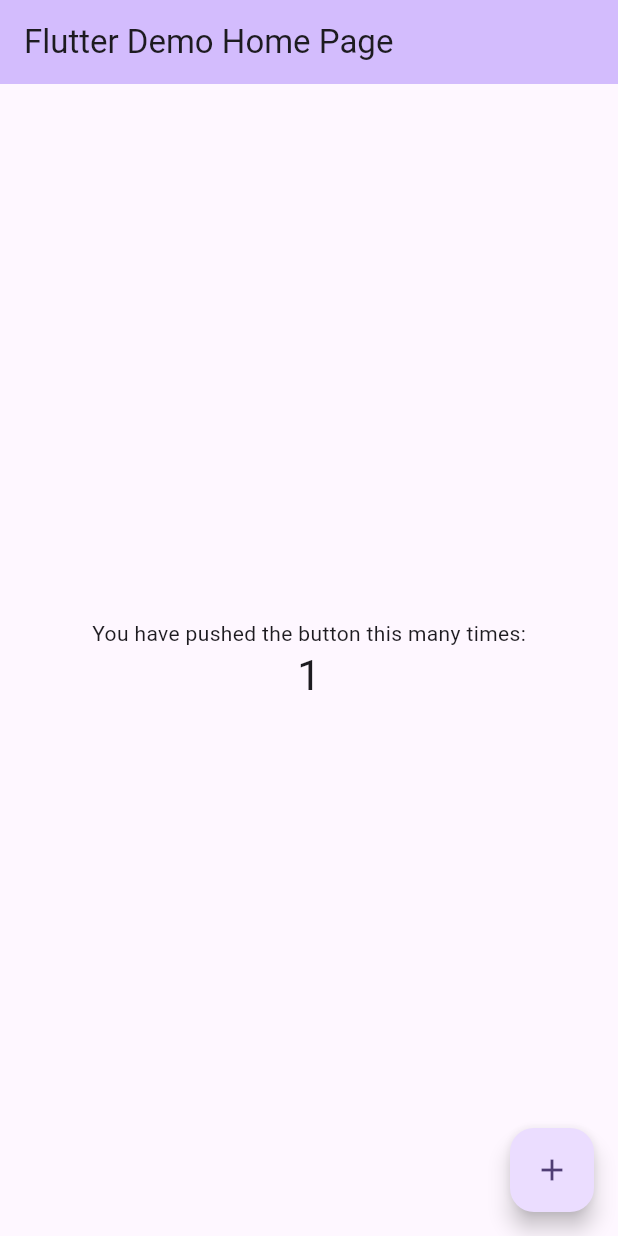
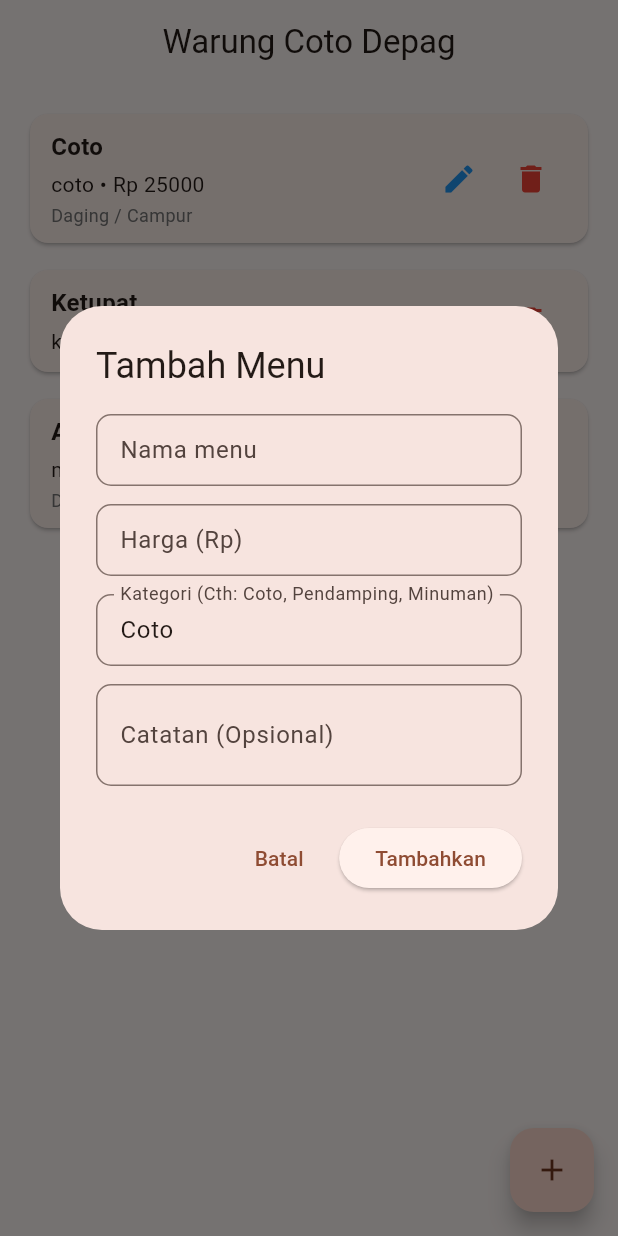
Before and after one commit to cfarreltanmel/VisualProgramming-AFL2-ChristianFarrelTanmel-2086022510011, a Flutter app: the screen it shows after launch, after a tap on the "add" icon, on a phone screen of 412 x 824 dp. Run offline on Flutter 3.47's test engine with Material 3 defaults, Android fonts, the phone set to English and light mode, and no system bars; our stand-ins replace shared_preferences.

Commit message:
view, viewmodel, core: Added menu_screen to display the menu list. Hoisted 3 widgets to follow SRP. added menu_viewmodel to handle the state logics. added genuinely shared constants and themes inside core so app name, storagekey, and theming is consistent.

```diff
--- a/lib/core/core.dart
+++ b/lib/core/core.dart
@@ -0,0 +1,27 @@
+import 'package:flutter/material.dart';
+
+class AppConstants {
+  static const String appName = 'Warung Coto Depag';
+  static const String storageKey = 'warung_coto_menus';
+}
+
+class AppTheme {
+  static ThemeData get lightTheme {
+    return ThemeData(
+      useMaterial3: true,
+      colorSchemeSeed: Colors.brown,
+      appBarTheme: const AppBarTheme(centerTitle: true, elevation: 0),
+      cardTheme: CardThemeData(
+        elevation: 1,
+        shape: RoundedRectangleBorder(borderRadius: BorderRadius.circular(12)),
+      ),
+      inputDecorationTheme: InputDecorationTheme(
+        border: OutlineInputBorder(borderRadius: BorderRadius.circular(10)),
+        contentPadding: const EdgeInsets.symmetric(
+          horizontal: 12,
+          vertical: 10,
+        ),
+      ),
+    );
+  }
+}
--- a/lib/main.dart
+++ b/lib/main.dart
@@ -1,122 +1,33 @@
 import 'package:flutter/material.dart';
 
+import 'core/core.dart';
+import 'data/repositories/menu_repository_impl.dart';
+import 'data/services/menu_service.dart';
+import 'viewmodels/menu_viewmodel.dart';
+import 'views/menu_screen.dart';
+
 void main() {
-  runApp(const MyApp());
+  WidgetsFlutterBinding.ensureInitialized();
+
+  final menuService = MenuService();
+  final menuRepository = MenuRepositoryImpl(menuService);
+  final menuViewModel = MenuViewModel(menuRepository)..loadMenus();
+
+  runApp(WarungCotoApp(viewModel: menuViewModel));
 }
 
-class MyApp extends StatelessWidget {
-  const MyApp({super.key});
+class WarungCotoApp extends StatelessWidget {
+  final MenuViewModel viewModel;
 
-  // This widget is the root of your application.
+  const WarungCotoApp({super.key, required this.viewModel});
+
   @override
   Widget build(BuildContext context) {
     return MaterialApp(
-      title: 'Flutter Demo',
-      theme: ThemeData(
-        // This is the theme of your application.
-        //
-        // TRY THIS: Try running your application with "flutter run". You'll see
-        // the application has a purple toolbar. Then, without quitting the app,
-        // try changing the seedColor in the colorScheme below to Colors.green
-        // and then invoke "hot reload" (save your changes or press the "hot
-        // reload" button in a Flutter-supported IDE, or press "r" if you used
-        // the command line to start the app).
-        //
-        // Notice that the counter didn't reset back to zero; the application
-        // state is not lost during the reload. To reset the state, use hot
-        // restart instead.
-        //
-        // This works for code too, not just values: Most code changes can be
-        // tested with just a hot reload.
-        colorScheme: .fromSeed(seedColor: Colors.deepPurple),
-      ),
-      home: const MyHomePage(title: 'Flutter Demo Home Page'),
+      title: AppConstants.appName,
+      debugShowCheckedModeBanner: false,
+      theme: AppTheme.lightTheme,
+      home: MenuView(viewModel: viewModel),
     );
   }
 }
-
-class MyHomePage extends StatefulWidget {
-  const MyHomePage({super.key, required this.title});
-
-  // This widget is the home page of your application. It is stateful, meaning
-  // that it has a State object (defined below) that contains fields that affect
-  // how it looks.
-
-  // This class is the configuration for the state. It holds the values (in this
-  // case the title) provided by the parent (in this case the App widget) and
-  // used by the build method of the State. Fields in a Widget subclass are
-  // always marked "final".
-
-  final String title;
-
-  @override
-  State<MyHomePage> createState() => _MyHomePageState();
-}
-
-class _MyHomePageState extends State<MyHomePage> {
-  int _counter = 0;
-
-  void _incrementCounter() {
-    setState(() {
-      // This call to setState tells the Flutter framework that something has
-      // changed in this State, which causes it to rerun the build method below
-      // so that the display can reflect the updated values. If we changed
-      // _counter without calling setState(), then the build method would not be
-      // called again, and so nothing would appear to happen.
-      _counter++;
-    });
-  }
-
-  @override
-  Widget build(BuildContext context) {
-    // This method is rerun every time setState is called, for instance as done
-    // by the _incrementCounter method above.
-    //
-    // The Flutter framework has been optimized to make rerunning build methods
-    // fast, so that you can just rebuild anything that needs updating rather
-    // than having to individually change instances of widgets.
-    return Scaffold(
-      appBar: AppBar(
-        // TRY THIS: Try changing the color here to a specific color (to
-        // Colors.amber, perhaps?) and trigger a hot reload to see the AppBar
-        // change color while the other colors stay the same.
-        backgroundColor: Theme.of(context).colorScheme.inversePrimary,
-        // Here we take the value from the MyHomePage object that was created by
-        // the App.build method, and use it to set our appbar title.
-        title: Text(widget.title),
-      ),
-      body: Center(
-        // Center is a layout widget. It takes a single child and positions it
-        // in the middle of the parent.
-        child: Column(
-          // Column is also a layout widget. It takes a list of children and
-          // arranges them vertically. By default, it sizes itself to fit its
-          // children horizontally, and tries to be as tall as its parent.
-          //
-          // Column has various properties to control how it sizes itself and
-          // how it positions its children. Here we use mainAxisAlignment to
-          // center the children vertically; the main axis here is the vertical
-          // axis because Columns are vertical (the cross axis would be
-          // horizontal).
-          //
-          // TRY THIS: Invoke "debug painting" (choose the "Toggle Debug Paint"
-          // action in the IDE, or press "p" in the console), to see the
-          // wireframe for each widget.
-          mainAxisAlignment: .center,
-          children: [
-            const Text('You have pushed the button this many times:'),
-            Text(
-              '$_counter',
-              style: Theme.of(context).textTheme.headlineMedium,
-            ),
-          ],
-        ),
-      ),
-      floatingActionButton: FloatingActionButton(
-        onPressed: _incrementCounter,
-        tooltip: 'Increment',
-        child: const Icon(Icons.add),
-      ),
-    );
-  }
-}
--- /dev/null
+++ b/lib/viewmodels/menu_viewmodel.dart
@@ -0,0 +1,83 @@
+import 'package:flutter/foundation.dart';
+
+import '../../domain/models/menu.dart';
+import '../../domain/repositories/menu_repository.dart';
+
+class MenuViewModel extends ChangeNotifier {
+  final MenuRepository _repository;
+
+  MenuViewModel(this._repository);
+
+  List<Menu> _menus = [];
+  List<Menu> get menus => _menus;
+
+  bool _isLoading = false;
+  bool get isLoading => _isLoading;
+
+  String? _errorMessage;
+  String? get errorMessage => _errorMessage;
+
+  Future<void> loadMenus() async {
+    _isLoading = true;
+    _errorMessage = null;
+    notifyListeners();
+
+    try {
+      _menus = await _repository.getMenus();
+    } catch (e) {
+      _errorMessage = 'Failed to load menus: $e';
+    } finally {
+      _isLoading = false;
+      notifyListeners();
+    }
+  }
+
+  Future<void> addMenu({
+    required String name,
+    required int price,
+    required String category,
+    String? note,
+  }) async {
+    try {
+      _errorMessage = null;
+      final newMenu = Menu(
+        id: DateTime.now().millisecondsSinceEpoch.toString(),
+        name: name.trim(),
+        price: price,
+        category: category.trim(),
+        note: (note != null && note.trim().isNotEmpty) ? note.trim() : null,
+      );
+
+      await _repository.addMenu(newMenu);
+      _menus = await _repository.getMenus();
+      notifyListeners();
+    } catch (e) {
+      _errorMessage = 'Failed to add menu: $e';
+      notifyListeners();
+    }
+  }
+
+  Future<void> updateMenu(Menu updatedMenu) async {
+    try {
+      _errorMessage = null;
+      await _repository.updateMenu(updatedMenu);
+      _menus = await _repository.getMenus();
+      notifyListeners();
+    } catch (e) {
+      _errorMessage = 'Failed to update menu: $e';
+      notifyListeners();
+    }
+  }
+
+  Future<void> deleteMenu(String id) async {
+    try {
+      _errorMessage = null;
+      await _repository.deleteMenu(id);
+      _menus = await _repository.getMenus();
+      notifyListeners();
+    } catch (e) {
+      _errorMessage = 'Failed to delete menu: $e';
+      notifyListeners();
+    }
+  }
+}
--- /dev/null
+++ b/lib/views/menu_screen.dart
@@ -0,0 +1,132 @@
+import 'package:flutter/material.dart';
+
+import '../core/core.dart';
+import '../domain/models/menu.dart';
+import '../viewmodels/menu_viewmodel.dart';
+import 'widgets/delete_confirmation_dialog.dart';
+import 'widgets/menu_card.dart';
+import 'widgets/menu_form_dialog.dart';
+
+class MenuView extends StatelessWidget {
+  final MenuViewModel viewModel;
+
+  const MenuView({super.key, required this.viewModel});
+
+  @override
+  Widget build(BuildContext context) {
+    return Scaffold(
+      appBar: AppBar(
+        title: const Text(
+          AppConstants.appName,
+          maxLines: 1,
+          overflow: TextOverflow.ellipsis,
+        ),
+      ),
+      body: ListenableBuilder(
+        listenable: viewModel,
+        builder: (context, _) {
+          if (viewModel.isLoading) {
+            return const Center(child: CircularProgressIndicator());
+          }
+
+          if (viewModel.errorMessage != null) {
+            return Center(
+              child: SingleChildScrollView(
+                padding: const EdgeInsets.all(16),
+                child: Column(
+                  mainAxisSize: MainAxisSize.min,
+                  children: [
+                    Text(
+                      viewModel.errorMessage!,
+                      textAlign: TextAlign.center,
+                      style: const TextStyle(color: Colors.red),
+                    ),
+                    const SizedBox(height: 12),
+                    ElevatedButton(
+                      onPressed: viewModel.loadMenus,
+                      child: const Text('Retry'),
+                    ),
+                  ],
+                ),
+              ),
+            );
+          }
+
+          if (viewModel.menus.isEmpty) {
+            return const Center(
+              child: SingleChildScrollView(
+                padding: EdgeInsets.all(16),
+                child: Text(
+                  'Belum ada menu yang di tambahkan. Tekan + untuk menambahkan.',
+                  textAlign: TextAlign.center,
+                ),
+              ),
+            );
+          }
+
+          return ListView.separated(
+            padding: const EdgeInsets.all(16),
+            itemCount: viewModel.menus.length,
+            separatorBuilder: (_, _) => const SizedBox(height: 10),
+            itemBuilder: (context, index) {
+              final menu = viewModel.menus[index];
+              return MenuCard(
+                menu: menu,
+                onEdit: () => _openMenuForm(context, existingMenu: menu),
+                onDelete: () => _confirmDelete(context, menu),
+              );
+            },
+          );
+        },
+      ),
+      floatingActionButton: FloatingActionButton(
+        onPressed: () => _openMenuForm(context),
+        child: const Icon(Icons.add),
+      ),
+    );
+  }
+
+  Future<void> _openMenuForm(BuildContext context, {Menu? existingMenu}) async {
+    await showDialog<void>(
+      context: context,
+      builder: (_) => MenuFormDialog(
+        existingMenu: existingMenu,
+        onSubmit:
+            ({
+              required String name,
+              required int price,
+              required String category,
+              String? note,
+            }) async {
+              if (existingMenu != null) {
+                await viewModel.updateMenu(
+                  existingMenu.copyWith(
+                    name: name,
+                    price: price,
+                    category: category,
+                    note: note,
+                  ),
+                );
+              } else {
+                await viewModel.addMenu(
+                  name: name,
+                  price: price,
+                  category: category,
+                  note: note,
+                );
+              }
+            },
+      ),
+    );
+  }
+
+  Future<void> _confirmDelete(BuildContext context, Menu menu) async {
+    await showDialog<void>(
+      context: context,
+      builder: (_) => DeleteConfirmationDialog(
+        itemName: menu.name,
+        onConfirm: () => viewModel.deleteMenu(menu.id),
+      ),
+    );
+  }
+}
--- /dev/null
+++ b/lib/views/widgets/menu_card.dart
@@ -0,0 +1,72 @@
+import 'package:flutter/material.dart';
+
+import '../../domain/models/menu.dart';
+
+class MenuCard extends StatelessWidget {
+  final Menu menu;
+  final VoidCallback onEdit;
+  final VoidCallback onDelete;
+
+  const MenuCard({
+    super.key,
+    required this.menu,
+    required this.onEdit,
+    required this.onDelete,
+  });
+
+  @override
+  Widget build(BuildContext context) {
+    return Card(
+      child: Padding(
+        padding: const EdgeInsets.symmetric(horizontal: 14, vertical: 10),
+        child: Row(
+          children: [
+            Expanded(
+              child: Column(
+                crossAxisAlignment: CrossAxisAlignment.start,
+                mainAxisSize: MainAxisSize.min,
+                children: [
+                  Text(
+                    menu.name,
+                    maxLines: 1,
+                    overflow: TextOverflow.ellipsis,
+                    style: const TextStyle(
+                      fontWeight: FontWeight.bold,
+                      fontSize: 16,
+                    ),
+                  ),
+                  const SizedBox(height: 4),
+                  Text(
+                    '${menu.category} • Rp ${menu.price}',
+                    maxLines: 1,
+                    overflow: TextOverflow.ellipsis,
+                  ),
+                  if (menu.note != null && menu.note!.isNotEmpty) ...[
+                    const SizedBox(height: 2),
+                    Text(
+                      menu.note!,
+                      maxLines: 2,
+                      overflow: TextOverflow.ellipsis,
+                      style: TextStyle(color: Colors.grey[600], fontSize: 12),
+                    ),
+                  ],
+                ],
+              ),
+            ),
+            const SizedBox(width: 8),
+            IconButton(
+              icon: const Icon(Icons.edit, color: Colors.blue),
+              tooltip: 'Ubah',
+              onPressed: onEdit,
+            ),
+            IconButton(
+              icon: const Icon(Icons.delete, color: Colors.red),
+              tooltip: 'Hapus',
+              onPressed: onDelete,
+            ),
+          ],
+        ),
+      ),
+    );
+  }
+}
--- /dev/null
+++ b/lib/views/widgets/menu_form_dialog.dart
@@ -0,0 +1,144 @@
+import 'package:flutter/material.dart';
+
+import '../../domain/models/menu.dart';
+
+class MenuFormDialog extends StatefulWidget {
+  final Menu? existingMenu;
+  final Future<void> Function({
+    required String name,
+    required int price,
+    required String category,
+    String? note,
+  })
+  onSubmit;
+
+  const MenuFormDialog({super.key, this.existingMenu, required this.onSubmit});
+
+  @override
+  State<MenuFormDialog> createState() => _MenuFormDialogState();
+}
+
+class _MenuFormDialogState extends State<MenuFormDialog> {
+  final _formKey = GlobalKey<FormState>();
+  late final TextEditingController _nameController;
+  late final TextEditingController _priceController;
+  late final TextEditingController _categoryController;
+  late final TextEditingController _noteController;
+
+  bool get _isEditing => widget.existingMenu != null;
+
+  @override
+  void initState() {
+    super.initState();
+    _nameController = TextEditingController(
+      text: widget.existingMenu?.name ?? '',
+    );
+    _priceController = TextEditingController(
+      text: widget.existingMenu != null
+          ? widget.existingMenu!.price.toString()
+          : '',
+    );
+    _categoryController = TextEditingController(
+      text: widget.existingMenu?.category ?? 'Coto',
+    );
+    _noteController = TextEditingController(
+      text: widget.existingMenu?.note ?? '',
+    );
+  }
+
+  @override
+  void dispose() {
+    _nameController.dispose();
+    _priceController.dispose();
+    _categoryController.dispose();
+    _noteController.dispose();
+    super.dispose();
+  }
+
+  @override
+  Widget build(BuildContext context) {
+    final fields = <Widget>[
+      TextFormField(
+        controller: _nameController,
+        decoration: const InputDecoration(labelText: 'Nama menu'),
+        validator: (value) => (value == null || value.trim().isEmpty)
+            ? 'Nama menu diperlukan'
+            : null,
+      ),
+      const SizedBox(height: 12),
+      TextFormField(
+        controller: _priceController,
+        decoration: const InputDecoration(labelText: 'Harga (Rp)'),
+        keyboardType: TextInputType.number,
+        validator: (value) {
+          if (value == null || value.trim().isEmpty) {
+            return 'Harga di perlukan';
+          }
+          final parsed = int.tryParse(value.trim());
+          if (parsed == null || parsed <= 0) {
+            return 'Masukan harga yang valid';
+          }
+          return null;
+        },
+      ),
+      const SizedBox(height: 12),
+      TextFormField(
+        controller: _categoryController,
+        decoration: const InputDecoration(
+          labelText: 'Kategori (Cth: Coto, Pendamping, Minuman)',
+        ),
+        validator: (value) =>
+            (value == null || value.trim().isEmpty) ? 'Kategori' : null,
+      ),
+      const SizedBox(height: 12),
+      TextFormField(
+        controller: _noteController,
+        maxLines: 2,
+        decoration: const InputDecoration(labelText: 'Catatan (Opsional)'),
+      ),
+    ];
+
+    return AlertDialog(
+      title: Text(
+        _isEditing ? 'Ubah Menu' : 'Tambah Menu',
+        maxLines: 1,
+        overflow: TextOverflow.ellipsis,
+      ),
+      content: SizedBox(
+        width: double.maxFinite,
+        child: Form(
+          key: _formKey,
+          child: ListView.builder(
+            shrinkWrap: true,
+            itemCount: fields.length,
+            itemBuilder: (_, index) => fields[index],
+          ),
+        ),
+      ),
+      actions: [
+        TextButton(
+          onPressed: () => Navigator.pop(context),
+          child: const Text('Batal'),
+        ),
+        ElevatedButton(
+          onPressed: () async {
+            if (!_formKey.currentState!.validate()) return;
+
+            final noteText = _noteController.text.trim();
+            await widget.onSubmit(
+              name: _nameController.text.trim(),
+              price: int.parse(_priceController.text.trim()),
+              category: _categoryController.text.trim(),
+              note: noteText.isNotEmpty ? noteText : null,
+            );
+
+            if (context.mounted) {
+              Navigator.pop(context);
+            }
+          },
+          child: Text(_isEditing ? 'Simpan' : 'Tambahkan'),
+        ),
+      ],
+    );
+  }
+}
```
Also changed, not shown: lib/data/repositories/menu_repository_impl.dart (+0 -9 lines), lib/views/widgets/delete_confirmation_dialog.dart (added, +42 -0 lines), lib/viewmodels/view_model.dart (deleted), lib/views/view.dart (deleted), lib/views/widgets/widget.dart (deleted), 1 other file.
